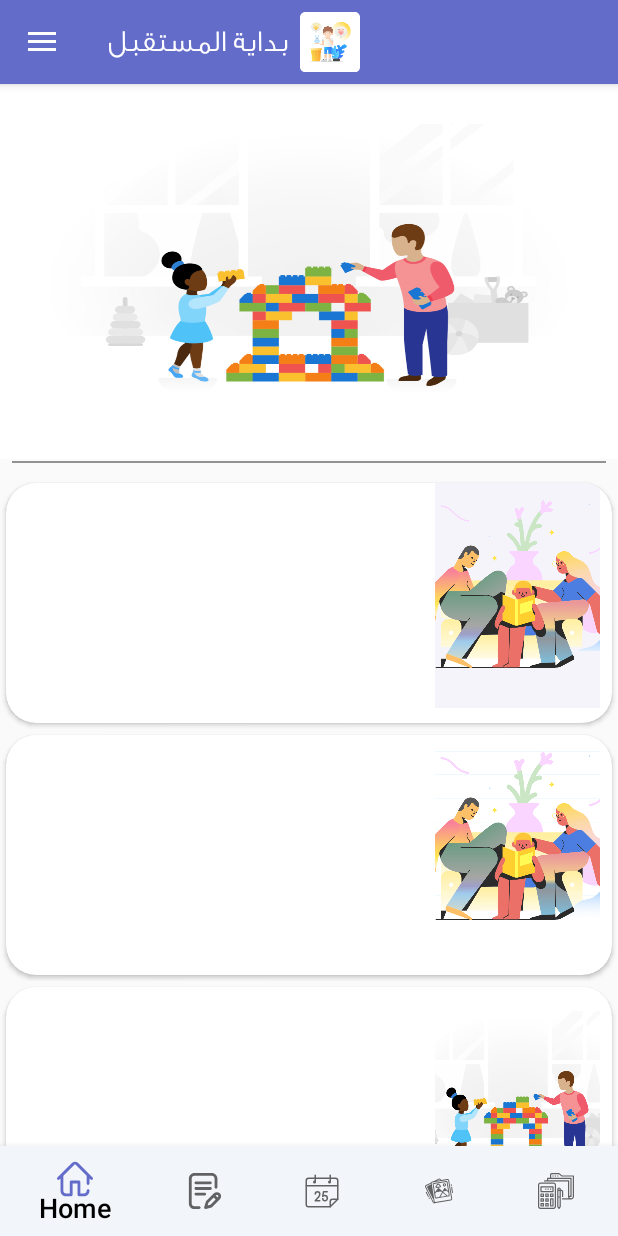
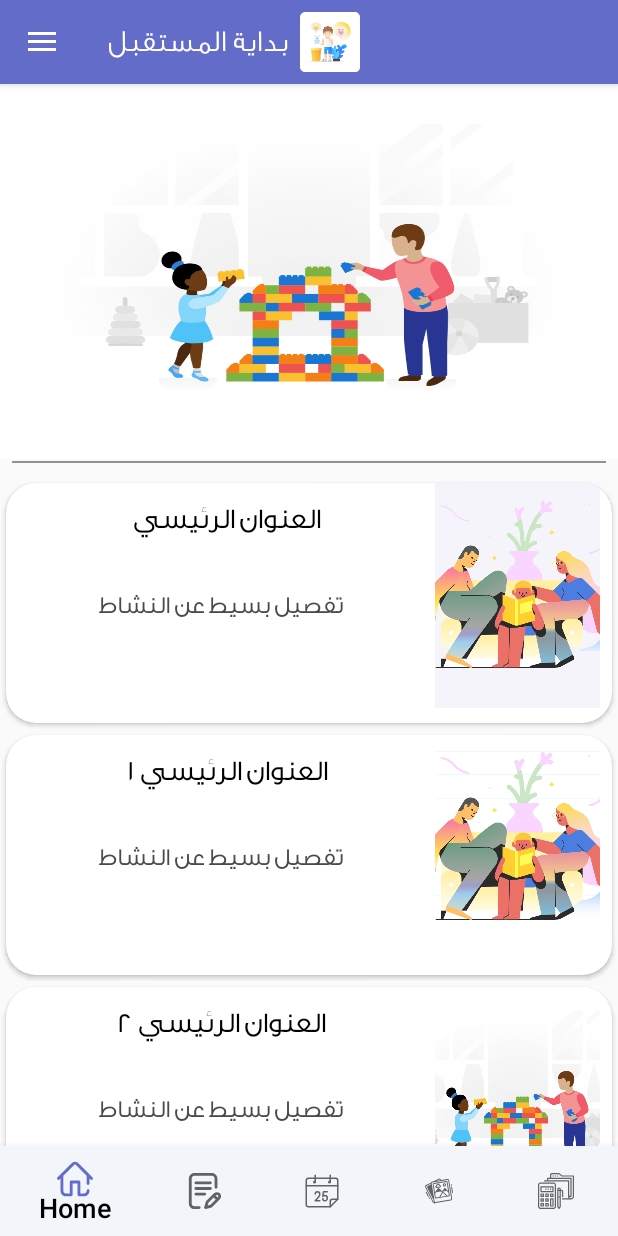
Before and after one commit to MahMughanni/teFinalProject, an Android app: the HomeFragment screen opened directly, with no data from a screen before it, on a phone screen of 412 x 824 dp. Run offline under Robolectric (Android 15) with nearby library versions, the phone set to English and light mode, and no system bars.

Commit message:
FawziUpdate/TextView

```diff
--- a/app/src/main/java/com/mahm/finalproject/Fragments/HomeFragment.java
+++ b/app/src/main/java/com/mahm/finalproject/Fragments/HomeFragment.java
@@ -12,6 +12,7 @@ import android.view.LayoutInflater;
 import android.view.View;
 import android.view.ViewGroup;
 import android.widget.ImageView;
+import android.widget.Toast;
 import android.widget.ViewFlipper;
 
 import com.mahm.finalproject.Activities.ActivityDetails_HomeFg;
@@ -59,7 +60,12 @@ public class HomeFragment extends Fragment implements Custom_RvAdapter_HomeFg_Ne
         data.add(new ActivitiesData(R.drawable.splash_img, "العنوان الرئيسي 7 ", "تفصيل بسيط عن النشاط"));
 
 
-        adapter1 = new Custom_RvAdapter_HomeFg_News(getActivity(), data, this);
+        adapter1 = new Custom_RvAdapter_HomeFg_News(getActivity(), data, new Custom_RvAdapter_HomeFg_News.OnClickItemListener() {
+            @Override
+            public void ClickItemListener(int position) {
+                Toast.makeText(getActivity(), "Soon", Toast.LENGTH_SHORT).show();
+            }
+        });
 
 
         recyclerView.setAdapter(adapter1);
--- a/app/src/main/res/layout/homefg_item_rv.xml
+++ b/app/src/main/res/layout/homefg_item_rv.xml
@@ -1,17 +1,16 @@
 <?xml version="1.0" encoding="utf-8"?>
 <LinearLayout xmlns:android="http://schemas.android.com/apk/res/android"
+    xmlns:app="http://schemas.android.com/apk/res-auto"
     android:layout_width="match_parent"
     android:layout_height="wrap_content"
-    xmlns:app="http://schemas.android.com/apk/res-auto"
     android:orientation="vertical">
 
     <androidx.cardview.widget.CardView
         android:layout_width="match_parent"
         android:layout_height="160dp"
         android:layout_margin="4dp"
-        app:cardCornerRadius="20dp"
         android:background="#E0DDDD"
-       >
+        app:cardCornerRadius="20dp">
 
         <RelativeLayout
             android:layout_width="match_parent"
@@ -20,57 +19,92 @@
             <ImageView
                 android:id="@+id/item_img_Vp"
                 android:layout_width="110dp"
+                android:layout_height="150dp"
+                android:layout_alignParentTop="true"
+                android:layout_alignParentRight="true"
                 android:layout_marginRight="8dp"
-                android:layout_height="150dp"
-                android:layout_alignParentRight="true"
-                android:layout_alignParentTop="true"
                 android:scaleType="centerCrop"
-                android:src="@drawable/login_img0_family"/>
-
+                android:src="@drawable/login_img0_family" />
 
             <TextView
                 android:id="@+id/item_Vp_tv_title"
                 android:layout_width="match_parent"
                 android:layout_height="40dp"
+                android:layout_alignParentStart="true"
                 android:layout_alignParentTop="true"
-                android:layout_alignParentEnd="true"
-                android:layout_marginStart="0dp"
-                android:layout_marginLeft="8dp"
-                android:layout_marginTop="16dp"
-                android:layout_marginEnd="8dp"
-                android:layout_marginRight="8dp"
-                android:layout_toLeftOf="@id/item_img_Vp"
-                android:layout_toEndOf="@+id/item_img_Vp"
+                android:layout_margin="10dp"
+                android:layout_marginEnd="-118dp"
+                android:layout_toStartOf="@+id/item_img_Vp"
                 android:fontFamily="@font/ge_ss_unique_light"
                 android:maxLines="1"
-                android:paddingRight="16dp"
-                android:text="العنوان الرئيسي "
+                android:text="العنوان الرئيسي"
                 android:textAlignment="center"
-                android:textColor="#000"
-                android:textSize="17sp"
+                android:textAllCaps="false"
+                android:textColor="#000000"
+                android:textSize="18sp"
                 android:textStyle="bold" />
 
             <TextView
                 android:id="@+id/item_Vp_description"
                 android:layout_width="match_parent"
                 android:layout_height="40dp"
-                android:layout_below="@id/item_Vp_tv_title"
-                android:layout_alignParentEnd="true"
-                android:layout_marginStart="0dp"
-                android:layout_marginLeft="8dp"
-                android:layout_marginTop="32dp"
-                android:layout_marginEnd="8dp"
-                android:layout_marginRight="8dp"
-                android:layout_marginBottom="16dp"
-                android:layout_toLeftOf="@id/item_img_Vp"
-                android:layout_toEndOf="@+id/item_img_Vp"
+                android:layout_below="@+id/item_Vp_tv_title"
+                android:layout_alignParentStart="true"
+                android:layout_margin="10dp"
+                android:layout_toStartOf="@+id/item_img_Vp"
                 android:ellipsize="end"
+                android:fontFamily="@font/ge_ss_unique_light"
                 android:maxLines="2"
-                android:paddingRight="16dp"
-                android:text="تفصيل بسيط عن النشاط "
+                android:text="تفصيل بسيط عن النشاط"
                 android:textAlignment="center"
+                android:textAllCaps="false"
                 android:textColor="#4B4A4A"
-                android:textSize="15sp" />
+                android:textSize="15sp"
+                android:textStyle="bold" />
+
+            <!--            <TextView-->
+            <!--                android:id="@+id/item_Vp_tv_title"-->
+            <!--                android:layout_width="match_parent"-->
+            <!--                android:layout_height="40dp"-->
+            <!--                android:layout_alignParentTop="true"-->
+            <!--                android:layout_marginStart="-378dp"-->
+            <!--                android:layout_marginLeft="8dp"-->
+            <!--                android:layout_marginTop="15dp"-->
+            <!--                android:layout_marginEnd="-119dp"-->
+            <!--                android:layout_marginRight="6dp"-->
+            <!--                android:layout_toStartOf="@+id/item_img_Vp"-->
+            <!--                android:layout_toLeftOf="@id/item_img_Vp"-->
+            <!--                android:layout_toEndOf="@+id/item_img_Vp"-->
+            <!--                android:fontFamily="@font/ge_ss_unique_light"-->
+            <!--                android:maxLines="1"-->
+            <!--                android:paddingRight="16dp"-->
+            <!--                android:text="العنوان الرئيسي "-->
+            <!--                android:textAlignment="center"-->
+            <!--                android:textColor="#000000"-->
+            <!--                android:textSize="17sp"-->
+            <!--                android:textStyle="bold" />-->
+
+            <!--            <TextView-->
+            <!--                android:id="@+id/item_Vp_description"-->
+            <!--                android:layout_width="match_parent"-->
+            <!--                android:layout_height="40dp"-->
+            <!--                android:layout_below="@id/item_Vp_tv_title"-->
+            <!--                android:layout_alignParentEnd="true"-->
+            <!--                android:layout_marginStart="0dp"-->
+            <!--                android:layout_marginLeft="8dp"-->
+            <!--                android:layout_marginTop="32dp"-->
+            <!--                android:layout_marginEnd="8dp"-->
+            <!--                android:layout_marginRight="8dp"-->
+            <!--                android:layout_marginBottom="16dp"-->
+            <!--                android:layout_toLeftOf="@id/item_img_Vp"-->
+            <!--                android:layout_toEndOf="@+id/item_img_Vp"-->
+            <!--                android:ellipsize="end"-->
+            <!--                android:maxLines="2"-->
+            <!--                android:paddingRight="16dp"-->
+            <!--                android:text="تفصيل بسيط عن النشاط "-->
+            <!--                android:textAlignment="center"-->
+            <!--                android:textColor="#4B4A4A"-->
+            <!--                android:textSize="15sp" />-->
 
 
         </RelativeLayout>
```
